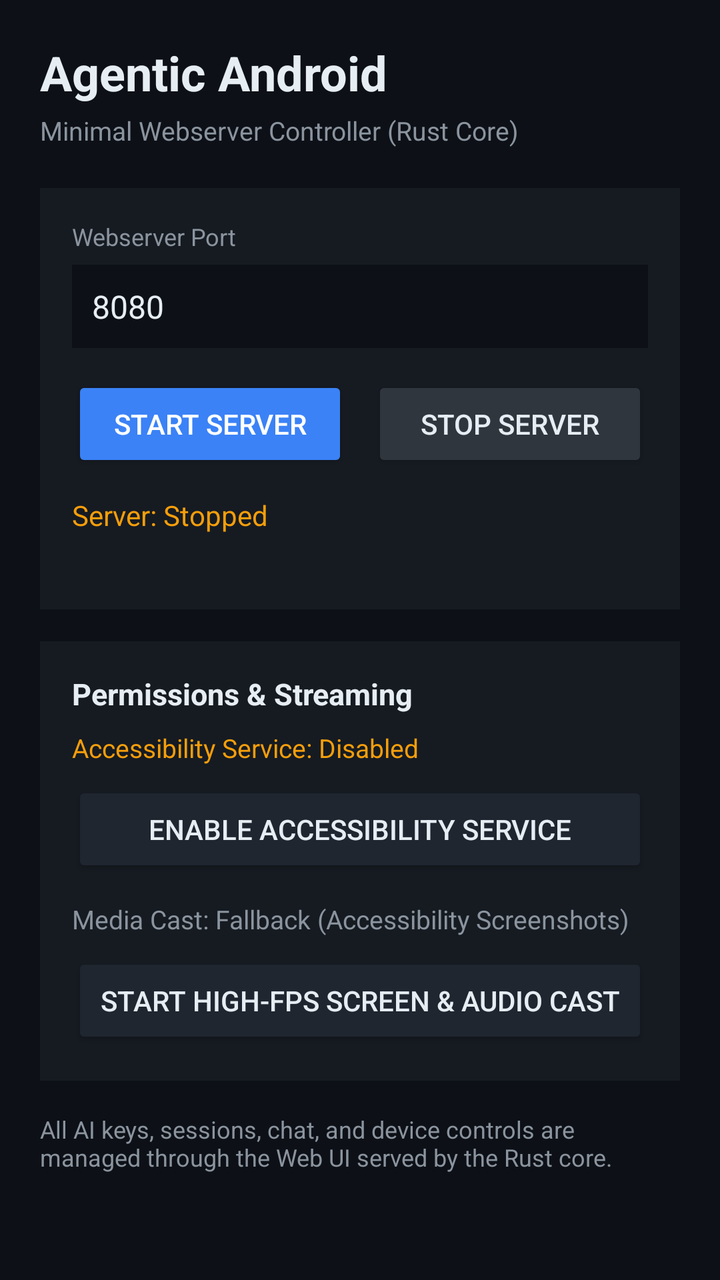
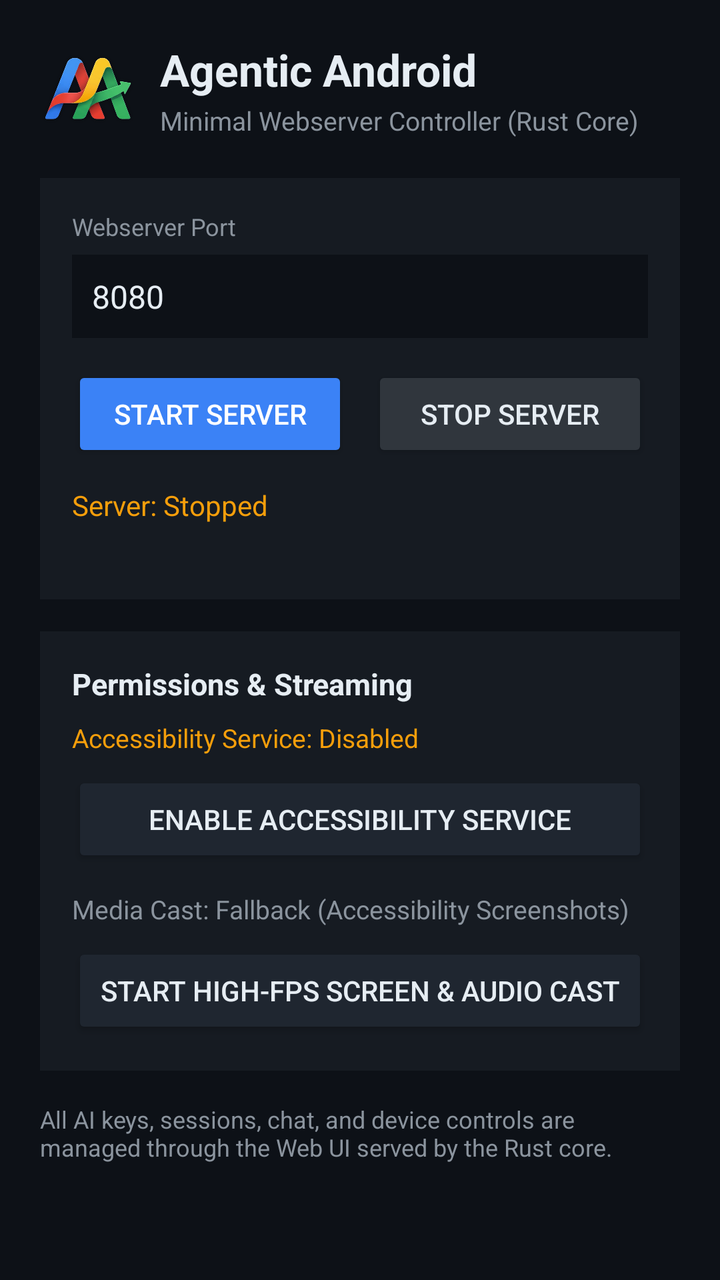

Compare the two renders of this Android layout. The source of the first and the diff that turns it into the second are given below.
<!-- AndroidManifest.xml: application theme Theme.AgenticAndroid -->
<!-- res/layout/activity_main.xml -->
<?xml version="1.0" encoding="utf-8"?>
<ScrollView xmlns:android="http://schemas.android.com/apk/res/android"
    android:layout_width="match_parent"
    android:layout_height="match_parent"
    android:background="#0D1117"
    android:padding="20dp">

    <LinearLayout
        android:layout_width="match_parent"
        android:layout_height="wrap_content"
        android:orientation="vertical">

        <TextView
            android:layout_width="wrap_content"
            android:layout_height="wrap_content"
            android:text="Agentic Android"
            android:textColor="#E6EDF3"
            android:textSize="24sp"
            android:textStyle="bold" />

        <TextView
            android:layout_width="wrap_content"
            android:layout_height="wrap_content"
            android:layout_marginTop="4dp"
            android:text="Minimal Webserver Controller (Rust Core)"
            android:textColor="#8B949E"
            android:textSize="13sp" />

        <LinearLayout
            android:layout_width="match_parent"
            android:layout_height="wrap_content"
            android:layout_marginTop="20dp"
            android:background="#161B22"
            android:orientation="vertical"
            android:padding="16dp">

            <TextView
                android:layout_width="wrap_content"
                android:layout_height="wrap_content"
                android:text="Webserver Port"
                android:textColor="#8B949E"
                android:textSize="12sp" />

            <EditText
                android:id="@+id/editPort"
                android:layout_width="match_parent"
                android:layout_height="wrap_content"
                android:layout_marginTop="6dp"
                android:background="#0D1117"
                android:inputType="number"
                android:padding="10dp"
                android:text="8080"
                android:textColor="#E6EDF3"
                android:textSize="16sp" />

            <LinearLayout
                android:layout_width="match_parent"
                android:layout_height="wrap_content"
                android:layout_marginTop="14dp"
                android:orientation="horizontal">

                <Button
                    android:id="@+id/btnStartServer"
                    android:layout_width="0dp"
                    android:layout_height="wrap_content"
                    android:layout_marginEnd="6dp"
                    android:layout_weight="1"
                    android:backgroundTint="#3B82F6"
                    android:text="Start Server"
                    android:textColor="#FFFFFF" />

                <Button
                    android:id="@+id/btnStopServer"
                    android:layout_width="0dp"
                    android:layout_height="wrap_content"
                    android:layout_marginStart="6dp"
                    android:layout_weight="1"
                    android:backgroundTint="#30363D"
                    android:text="Stop Server"
                    android:textColor="#E6EDF3" />
            </LinearLayout>

            <TextView
                android:id="@+id/txtServerStatus"
                android:layout_width="match_parent"
                android:layout_height="wrap_content"
                android:layout_marginTop="12dp"
                android:text="Server: Stopped"
                android:textColor="#F59E0B"
                android:textSize="14sp" />

            <TextView
                android:id="@+id/txtServerUrl"
                android:layout_width="match_parent"
                android:layout_height="wrap_content"
                android:layout_marginTop="4dp"
                android:textIsSelectable="true"
                android:textColor="#93C5FD"
                android:textSize="13sp" />
        </LinearLayout>

        <LinearLayout
            android:layout_width="match_parent"
            android:layout_height="wrap_content"
            android:layout_marginTop="16dp"
            android:background="#161B22"
            android:orientation="vertical"
            android:padding="16dp">

            <TextView
                android:layout_width="wrap_content"
                android:layout_height="wrap_content"
                android:text="Permissions &amp; Streaming"
                android:textColor="#E6EDF3"
                android:textSize="15sp"
                android:textStyle="bold" />

            <TextView
                android:id="@+id/txtAccessibilityStatus"
                android:layout_width="match_parent"
                android:layout_height="wrap_content"
                android:layout_marginTop="8dp"
                android:text="Accessibility Service: Disabled"
                android:textColor="#F59E0B"
                android:textSize="13sp" />

            <Button
                android:id="@+id/btnOpenAccessibility"
                android:layout_width="match_parent"
                android:layout_height="wrap_content"
                android:layout_marginTop="8dp"
                android:backgroundTint="#1F2630"
                android:text="Enable Accessibility Service"
                android:textColor="#E6EDF3" />

            <TextView
                android:id="@+id/txtCaptureStatus"
                android:layout_width="match_parent"
                android:layout_height="wrap_content"
                android:layout_marginTop="12dp"
                android:text="Media Cast: Fallback (Accessibility Screenshots)"
                android:textColor="#8B949E"
                android:textSize="13sp" />

            <Button
                android:id="@+id/btnStartMediaCast"
                android:layout_width="match_parent"
                android:layout_height="wrap_content"
                android:layout_marginTop="8dp"
                android:backgroundTint="#1F2630"
                android:text="Start High-FPS Screen &amp; Audio Cast"
                android:textColor="#E6EDF3" />
        </LinearLayout>

        <TextView
            android:layout_width="match_parent"
            android:layout_height="wrap_content"
            android:layout_marginTop="16dp"
            android:text="All AI keys, sessions, chat, and device controls are managed through the Web UI served by the Rust core."
            android:textColor="#8B949E"
            android:textSize="12sp" />
    </LinearLayout>
</ScrollView>
<!-- resources referenced by this layout -->
<resources>
  <style name="Theme.AgenticAndroid" parent="Theme.AppCompat.DayNight.NoActionBar">
          <item name="android:windowBackground">#0D1117</item>
          <item name="android:statusBarColor">#0D1117</item>
          <item name="android:navigationBarColor">#0D1117</item>
      </style>
</resources>

<!-- the commit's change to res/layout/activity_main.xml (unified diff, before → after) -->
@@ -10,21 +10,44 @@
         android:layout_height="wrap_content"
         android:orientation="vertical">
 
-        <TextView
-            android:layout_width="wrap_content"
+        <LinearLayout
+            android:layout_width="match_parent"
             android:layout_height="wrap_content"
-            android:text="Agentic Android"
-            android:textColor="#E6EDF3"
-            android:textSize="24sp"
-            android:textStyle="bold" />
+            android:gravity="center_vertical"
+            android:orientation="horizontal">
 
-        <TextView
-            android:layout_width="wrap_content"
-            android:layout_height="wrap_content"
-            android:layout_marginTop="4dp"
-            android:text="Minimal Webserver Controller (Rust Core)"
-            android:textColor="#8B949E"
-            android:textSize="13sp" />
+            <ImageView
+                android:layout_width="48dp"
+                android:layout_height="40dp"
+                android:layout_marginEnd="12dp"
+                android:adjustViewBounds="true"
+                android:contentDescription="@string/app_name"
+                android:scaleType="fitCenter"
+                android:src="@drawable/agentic_android_logo" />
+
+            <LinearLayout
+                android:layout_width="0dp"
+                android:layout_height="wrap_content"
+                android:layout_weight="1"
+                android:orientation="vertical">
+
+                <TextView
+                    android:layout_width="wrap_content"
+                    android:layout_height="wrap_content"
+                    android:text="Agentic Android"
+                    android:textColor="#E6EDF3"
+                    android:textSize="22sp"
+                    android:textStyle="bold" />
+
+                <TextView
+                    android:layout_width="wrap_content"
+                    android:layout_height="wrap_content"
+                    android:layout_marginTop="2dp"
+                    android:text="Minimal Webserver Controller (Rust Core)"
+                    android:textColor="#8B949E"
+                    android:textSize="13sp" />
+            </LinearLayout>
+        </LinearLayout>
 
         <LinearLayout
             android:layout_width="match_parent"
<!-- resource entries referenced after the edit -->
@@ -1,5 +1,7 @@
 <!-- resources referenced by this layout -->
 <resources>
+  <!-- drawable agentic_android_logo: png bitmap (drawable, 138957 bytes) -->
+  <string name="app_name">Agentic Android</string>
   <style name="Theme.AgenticAndroid" parent="Theme.AppCompat.DayNight.NoActionBar">
           <item name="android:windowBackground">#0D1117</item>
           <item name="android:statusBarColor">#0D1117</item>
